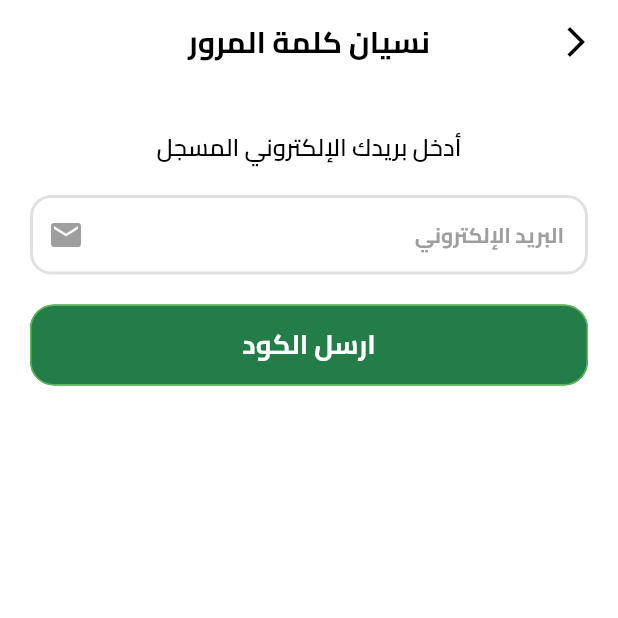
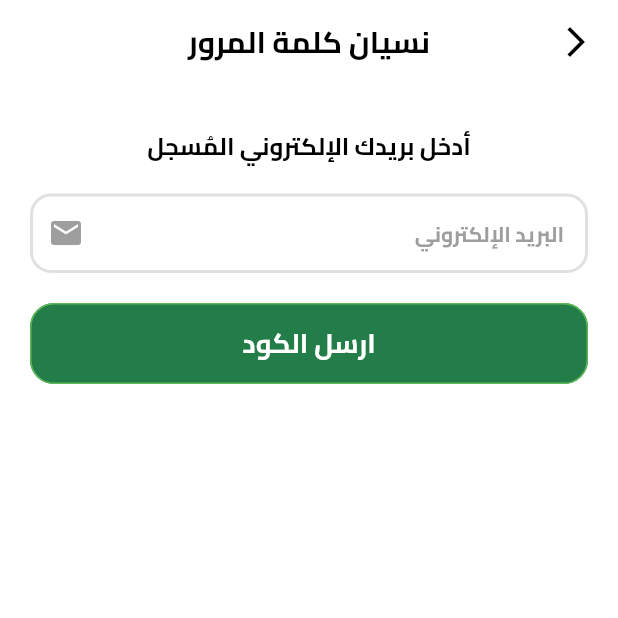
Before and after one commit to AbdulrhmanM0hamed/Reef-Coffe, a Flutter app: the screen it shows after launch, after a tap on "ابدأ الان", after a tap on "نسيت كلمة المرور؟", on a phone screen of 412 x 824 dp, the top half of it. Run offline on Flutter 3.47's test engine with Material 3 defaults, Android fonts, the phone set to English and light mode, and no system bars; drawn by our look-alikes of modal_progress_hud_nsn; our stand-ins replace awesome_notifications, bloc, bottom_navy_bar, cached_network_image, carousel_slider, dartz and 13 more; missing offline and left inert: flutter_facebook_auth; accounts and stored records are empty; network calls fail; project files that could hold a hidden picture were left out.

Commit message:
add final edits of auth

```diff
--- a/lib/core/utils/common/custom_app_bar.dart
+++ b/lib/core/utils/common/custom_app_bar.dart
@@ -3,7 +3,7 @@ import 'package:flutter/services.dart';
 import 'package:hyper_market/core/utils/constants/font_manger.dart';
 import 'package:hyper_market/core/utils/constants/styles_manger.dart';
 
-AppBar customAppBar(BuildContext context, String title, {bool loginScreen = false}) {
+customAppBar(BuildContext context, String title, {bool loginScreen = false}) {
   return AppBar(
     leading: IconButton(
       onPressed: () {
--- a/lib/core/utils/constants/font_manger.dart
+++ b/lib/core/utils/constants/font_manger.dart
@@ -8,7 +8,7 @@ class FontWeightManger {
   static const FontWeight Light = FontWeight.w300;
   static const FontWeight Regular = FontWeight.w400;
   static const FontWeight Medium = FontWeight.w500;
-  static const FontWeight SemiBold = FontWeight.w600;
+  static const FontWeight SemiBold = FontWeight.w700;
   static const FontWeight Bold = FontWeight.bold;
 }
 
--- a/lib/feature/auth/domain/repositories/auth_repository.dart
+++ b/lib/feature/auth/domain/repositories/auth_repository.dart
@@ -32,4 +32,5 @@ abstract class AuthRepository {
  // Future<Either<Failure, void>> verifyPhoneNumber(String phoneNumber);
  // Future<bool> verifyOTP(String phoneNumber, String otp);
  // Future<void> sendOTP(String phoneNumber);
+  Future<Either<Failure, UserEntity>> signInWithApple();
 }
--- a/lib/feature/auth/presentation/controller/reset_password/reset_password_cubit.dart
+++ b/lib/feature/auth/presentation/controller/reset_password/reset_password_cubit.dart
@@ -1,6 +1,4 @@
-import 'package:flutter/material.dart';
 import 'package:flutter_bloc/flutter_bloc.dart';
-import 'package:equatable/equatable.dart';
 import 'package:hyper_market/feature/auth/domain/repositories/auth_repository.dart';
 import 'package:hyper_market/feature/auth/presentation/controller/reset_password/reset_password_state.dart';
 
--- a/lib/feature/auth/presentation/view/forget_password.dart
+++ b/lib/feature/auth/presentation/view/forget_password.dart
@@ -11,7 +11,7 @@ class ForgotPasswordView extends StatelessWidget {
   @override
   Widget build(BuildContext context) {
     return Scaffold(
-      appBar: customAppBar(context , "نسيان كلمة المرور"),
+      appBar: customAppBar(context ,  "نسيان كلمة المرور"),
       body: const ForgetPasswordViewBody(),
     );
   }
--- a/lib/feature/auth/presentation/view/new_password_view.dart
+++ b/lib/feature/auth/presentation/view/new_password_view.dart
@@ -3,7 +3,6 @@ import 'package:flutter_bloc/flutter_bloc.dart';
 import 'package:hyper_market/core/services/service_locator.dart';
 import 'package:hyper_market/core/utils/common/elvated_button.dart';
 import 'package:hyper_market/core/utils/common/password_field.dart';
-import 'package:hyper_market/feature/auth/data/datasources/auth_remote_data_source.dart';
 import 'package:hyper_market/feature/auth/presentation/controller/reset_password/reset_password_cubit.dart';
 import 'package:hyper_market/feature/auth/presentation/controller/reset_password/reset_password_state.dart';
 
--- a/lib/feature/auth/presentation/view/signin_view.dart
+++ b/lib/feature/auth/presentation/view/signin_view.dart
@@ -14,7 +14,7 @@ class SigninView extends StatelessWidget {
     return BlocProvider(
       create: (context) => SignInCubit(authRepository: getIt()),
       child: Scaffold(
-        appBar: customAppBar(context, S.current!.login),
+        appBar: customAppBar(context, S.current!.login, loginScreen: true),
         body: const SiginViewBodyBlocConsmer(),
       ),
     );
--- a/lib/feature/auth/presentation/view/widgets/forget_password_view_body.dart
+++ b/lib/feature/auth/presentation/view/widgets/forget_password_view_body.dart
@@ -3,13 +3,14 @@ import 'package:flutter_bloc/flutter_bloc.dart';
 import 'package:hyper_market/core/services/service_locator.dart';
 import 'package:hyper_market/core/utils/common/cusom_progress_hud.dart';
 import 'package:hyper_market/core/utils/common/elvated_button.dart';
+import 'package:hyper_market/core/utils/constants/font_manger.dart';
+import 'package:hyper_market/core/utils/constants/styles_manger.dart';
 import 'package:hyper_market/core/utils/constants/values_manger.dart';
 import 'package:hyper_market/core/utils/helper/error_message_helper.dart';
 import 'package:hyper_market/feature/auth/presentation/controller/reset_password/reset_password_cubit.dart';
 import 'package:hyper_market/feature/auth/presentation/controller/reset_password/reset_password_state.dart';
 import 'package:hyper_market/feature/auth/presentation/view/verification_code_view.dart';
 import 'package:hyper_market/feature/auth/presentation/view/widgets/custom_Text_field_email.dart';
-import 'package:hyper_market/feature/auth/presentation/view/widgets/custom_phone_field.dart';
 
 class ForgetPasswordViewBody extends StatefulWidget {
   const ForgetPasswordViewBody({super.key});
@@ -74,9 +75,12 @@ class _ForgetPasswordViewBodyState extends State<ForgetPasswordViewBody> {
                     crossAxisAlignment: CrossAxisAlignment.stretch,
                     children: [
                       Text(
-                        'أدخل بريدك الإلكتروني المسجل',
+                        'أدخل بريدك الإلكتروني المُسجل',
                         textAlign: TextAlign.center,
-                        style: Theme.of(context).textTheme.titleMedium,
+                        style: getBoldStyle(
+                          fontFamily: FontConstant.cairo,
+                          fontSize: FontSize.size16,
+                        ),
                       ),
                       const SizedBox(height: AppSize.s20),
                       CustomTextFieldEmail(
--- a/lib/feature/auth/presentation/view/widgets/signin_view_body.dart
+++ b/lib/feature/auth/presentation/view/widgets/signin_view_body.dart
@@ -1,3 +1,5 @@
+import 'dart:io';
+
 import 'package:flutter/material.dart';
 import 'package:flutter_bloc/flutter_bloc.dart';
 import 'package:hyper_market/core/services/shared_preferences.dart';
@@ -34,7 +36,7 @@ class _SigninViewBodyState extends State<SigninViewBody> {
   @override
   void initState() {
     super.initState();
-    Future.delayed(Duration(milliseconds: 100), () {
+    Future.delayed(const Duration(milliseconds: 100), () {
       setState(() {
         _isVisible = true;
       });
@@ -58,7 +60,7 @@ class _SigninViewBodyState extends State<SigninViewBody> {
             crossAxisAlignment: CrossAxisAlignment.end,
             children: [
               CustomAnimations.slideFromTop(
-                duration: Duration(milliseconds: 800),
+                duration: const Duration(milliseconds: 800),
                 child: CustomTextFormField(
                   onSaved: (value) => email = value!,
                   hintText: S.current!.email,
@@ -67,7 +69,7 @@ class _SigninViewBodyState extends State<SigninViewBody> {
               ),
               SizedBox(height: size.height * 0.02),
               CustomAnimations.slideFromTop(
-                duration: Duration(milliseconds: 900),
+                duration:const Duration(milliseconds: 900),
                 child: PasswordField(
                   hintText: S.current!.password,
                   onSaved: (value) => password = value!,
@@ -75,7 +77,7 @@ class _SigninViewBodyState extends State<SigninViewBody> {
               ),
               SizedBox(height: size.height * 0.01),
               CustomAnimations.fadeIn(
-                duration: Duration(milliseconds: 1000),
+                duration:const Duration(milliseconds: 1000),
                 child: TextButton(
                   onPressed: () {
                     Navigator.pushNamed(
@@ -85,7 +87,7 @@ class _SigninViewBodyState extends State<SigninViewBody> {
                   },
                   child: Text(
                     "نسيت كلمة المرور؟",
-                    style: getMediumStyle(
+                    style: getSemiBoldStyle(
                       fontFamily: FontConstant.cairo,
                       fontSize: size.height * 0.016,
                       color: TColors.primary,
@@ -95,7 +97,7 @@ class _SigninViewBodyState extends State<SigninViewBody> {
               ),
               SizedBox(height: size.height * 0.02),
               CustomAnimations.fadeIn(
-                duration: Duration(milliseconds: 1100),
+                duration: const Duration(milliseconds: 1100),
                 child: CustomElevatedButton(
 
                   buttonText: S.current!.login,
@@ -116,12 +118,12 @@ class _SigninViewBodyState extends State<SigninViewBody> {
               ),
               SizedBox(height: size.height * 0.02),
               CustomAnimations.fadeIn(
-                duration: Duration(milliseconds: 1200),
+                duration: const Duration(milliseconds: 1200),
                 child: const CustomDivider(),
               ),
               SizedBox(height: size.height * 0.02),
               CustomAnimations.slideFromBottom(
-                duration: Duration(milliseconds: 1300),
+                duration: const Duration(milliseconds: 1300),
                 child: Column(
                   children: [
                     SocialButton(
@@ -133,26 +135,42 @@ class _SigninViewBodyState extends State<SigninViewBody> {
                       iconPath: AssetsManager.googleIcon,
                       buttonText: "تسجيل بواسطة Google",
                     ),
+
+                  //   SocialButton(
+                  //     onPressed: () {
+                  // //      context.read<SignInCubit>().signInWithFacebook();
+                  //     },
+                  //     iconPath: AssetsManager.facebookIcon,
+                  //     buttonText: "تسجيل بواسطة Facebook",
+                  //   ),
                     SizedBox(height: size.height * 0.015),
-                    SocialButton(
-                      onPressed: () {
-                  //      context.read<SignInCubit>().signInWithFacebook();
-                      },
-                      iconPath: AssetsManager.facebookIcon,
-                      buttonText: "تسجيل بواسطة Facebook",
-                    ),
-                    SizedBox(height: size.height * 0.015),
-                    SocialButton(
-                      onPressed: () {},
-                      iconPath: AssetsManager.appleIcon,
-                      buttonText: "تسجيل بواسطة Apple",
-                    ),
+
+                    // Platform.isIOS  ?
+                    //   SocialButton(
+                    //     onPressed: () {
+                    //       context.read<SignInCubit>().signInWithApple();
+                    //     },
+                    //     iconPath: AssetsManager.appleIcon,
+                    //     buttonText: "تسجيل بواسطة Apple",
+                    //   ) :
+                    //   Tooltip(
+                    //     message: 'متوفر فقط على أجهزة iOS',
+                    //     child: Opacity(
+                    //       opacity: 0.5,
+                    //       child: SocialButton(
+                    //         onPressed: () {},
+                    //         iconPath: AssetsManager.appleIcon,
+                    //         buttonText: "تسجيل بواسطة Apple ",
+                    //       ),
+                    //     ),
+                    //   ),
+
                   ],
                 ),
               ),
-              SizedBox(height: size.height * 0.02),
+              SizedBox(height: size.height * 0.01),
               CustomAnimations.fadeIn(
-                duration: Duration(milliseconds: 1400),
+                duration: const Duration(milliseconds: 1400),
                 child: const DontHaveAccount(),
               ),
             ],
```
Also changed, not shown: lib/feature/auth/data/datasources/auth_remote_data_source.dart (+107 -27 lines), lib/feature/auth/data/repositories/auth_repository_impl.dart (+10 -0 lines), lib/feature/auth/presentation/controller/signin/signin_cubit.dart (+17 -0 lines), lib/feature/auth/presentation/view/widgets/verification_code_view_body.dart (+1 -14 lines), lib/feature/details/presentation/view/widgets/details_view_body.dart (+14 -30 lines), 2 other files.
